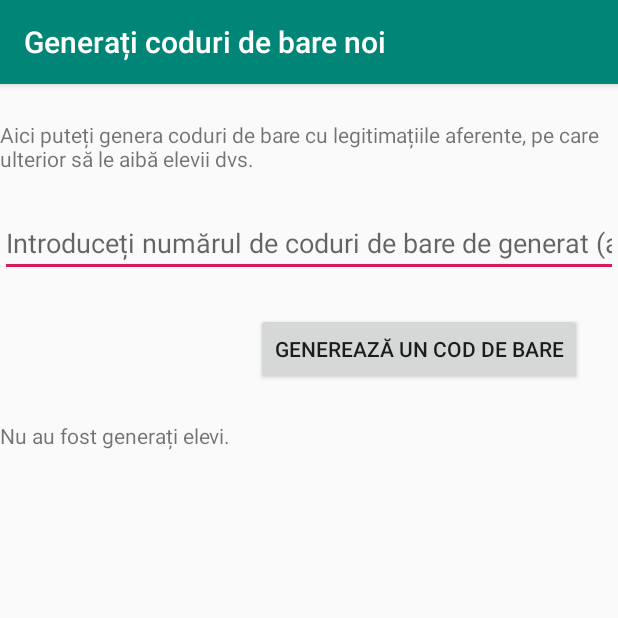
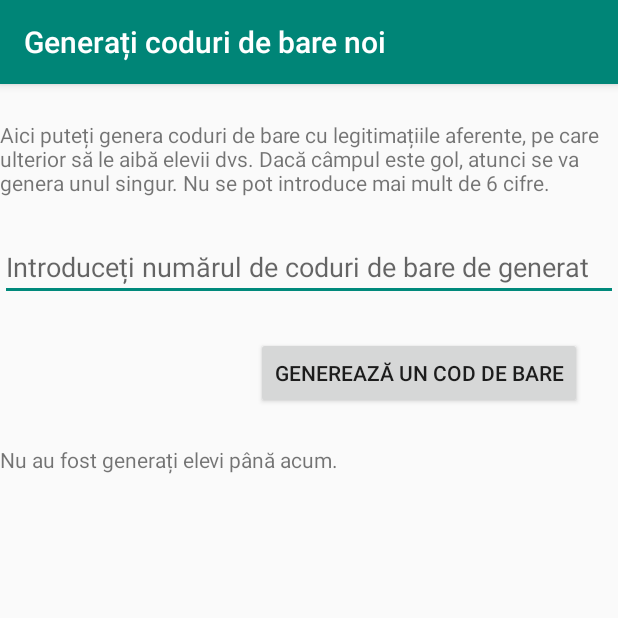
Before and after one commit to ALEX11BR/Swims, an Android app: the screen it shows after launch (StudentsGen before the commit, StudentsGenActivity after it), after a tap on "GENEREAZĂ", on a phone screen of 412 x 824 dp, the top half of it. Run offline under Robolectric (Android 15) with nearby library versions, the phone set to English and light mode, and no system bars.

Commit message:
Other minor improvements and changes

```diff
--- a/app/src/main/AndroidManifest.xml
+++ b/app/src/main/AndroidManifest.xml
@@ -17,7 +17,7 @@
             android:roundIcon="@mipmap/ic_launcher_round"
             android:supportsRtl="true"
             android:theme="@style/AppTheme">
-        <activity android:name=".StudentsGen">
+        <activity android:name=".StudentsGenActivity">
         </activity>
         <activity android:name=".StudentActivity"/>
         <activity
--- a/app/src/main/java/ro/alexpopa/swims/InfoStrings.java
+++ b/app/src/main/java/ro/alexpopa/swims/InfoStrings.java
@@ -20,9 +20,9 @@ public class InfoStrings {
         String reg;
         switch (GeneratedStudents) {
             case 0:
-                return "Nu au fost generați elevi.";
+                return "Nu au fost generați elevi până acum.";
             case 1:
-                reg = (ActualStudents == 0) ? "nu" : "";
+                reg = (ActualStudents == 0) ? "nu " : "";
                 return "A fost generat un singur elev, care " + reg + "este înregistrat.";
             default:
                 switch (ActualStudents) {
@@ -77,4 +77,5 @@ public class InfoStrings {
         SimpleDateFormat df = new SimpleDateFormat("dMMMMyyyy_H:mm:ss", Locale.getDefault());
         return  df.format(date);
     }
+    public static String appVersion = "PRE-3";
 }
--- a/app/src/main/java/ro/alexpopa/swims/MainActivity.java
+++ b/app/src/main/java/ro/alexpopa/swims/MainActivity.java
@@ -3,12 +3,10 @@ package ro.alexpopa.swims;
 import android.Manifest;
 import android.content.Intent;
 import android.content.pm.PackageManager;
-import android.content.res.Configuration;
 import android.database.sqlite.SQLiteDatabase;
 import android.os.Bundle;
 import android.view.View;
 
-import androidx.annotation.NonNull;
 import androidx.appcompat.app.AppCompatActivity;
 import androidx.core.app.ActivityCompat;
 import androidx.core.content.ContextCompat;
@@ -27,7 +25,7 @@ public class MainActivity extends AppCompatActivity {
         if (ContextCompat.checkSelfPermission(this, Manifest.permission.CAMERA) != PackageManager.PERMISSION_GRANTED || ContextCompat.checkSelfPermission(this, Manifest.permission.WRITE_EXTERNAL_STORAGE) != PackageManager.PERMISSION_GRANTED || ContextCompat.checkSelfPermission(this, Manifest.permission.READ_EXTERNAL_STORAGE) != PackageManager.PERMISSION_GRANTED) {
             ActivityCompat.requestPermissions(this, new String[]{Manifest.permission.CAMERA, Manifest.permission.WRITE_EXTERNAL_STORAGE, Manifest.permission.READ_EXTERNAL_STORAGE}, cameraCode);
         }
-        Objects.requireNonNull(getSupportActionBar()).setTitle("Swims PRE-2"); //Setăm ca titlu in partea de sus a aplicatiei numele aplicatiei ("Swims"), la care adaugam versiunea; cu necesitate de nonNull ca altfel imi apar warninguri
+        Objects.requireNonNull(getSupportActionBar()).setTitle("Swims " + InfoStrings.appVersion); //Setăm ca titlu in partea de sus a aplicatiei numele aplicatiei ("Swims"), la care adaugam versiunea; cu necesitate de nonNull ca altfel imi apar warninguri
         setContentView(R.layout.activity_main);
         //initializam baza de date cu tabelele necesare de la bun inceput
         db = SQLiteDatabase.openOrCreateDatabase(this.getDatabasePath("evidenta"), null);
@@ -40,7 +38,7 @@ public class MainActivity extends AppCompatActivity {
         startActivity(dbIntent);
     }
     public void toGenerateStudentsActivity (View view) {
-        Intent generateIntent = new Intent(this, StudentsGen.class);
+        Intent generateIntent = new Intent(this, StudentsGenActivity.class);
         startActivity(generateIntent);
     }
     //daca e apasat butonul de scanare, se executa aceasta functie, ce trimite utilizatorul la activitatea de scanare
--- a/app/src/main/java/ro/alexpopa/swims/StudentActivity.java
+++ b/app/src/main/java/ro/alexpopa/swims/StudentActivity.java
@@ -54,7 +54,6 @@ public class StudentActivity extends AppCompatActivity {
 
             }
         });
-        Objects.requireNonNull(getSupportActionBar()).setTitle("Elev");
         if (getIntent().getExtras() == null) { //dacă n-avem extra-uri, ne cărăm de aici, căci nu putem face nimic, altfel ne putem alege cu erori
             finish();
         }
@@ -80,6 +79,7 @@ public class StudentActivity extends AppCompatActivity {
             return; //altfel codul de mai jos va fi executat si va genera erori urate
         }
         name = cursor.getString(0);
+        Objects.requireNonNull(getSupportActionBar()).setTitle("Elevul " + name);
         nameView.setText(name); //numele elevului
         idView.setText(barcode);
         credit = cursor.getInt(3);
--- a/app/src/main/java/ro/alexpopa/swims/StudentListActivity.java
+++ b/app/src/main/java/ro/alexpopa/swims/StudentListActivity.java
@@ -38,7 +38,7 @@ public class StudentListActivity extends AppCompatActivity {
     ArrayList<Student> students;
     SQLiteDatabase db;
 
-    //aceast adapter a fost pus in cadrul clasei activitate caci la apasarea unui card trebuie sa trimitem utilizatorul la activitatea specifica elevului din card, lucru care la "startActivity" nu mergea altfel decat pus aici in clasa activitatii
+    //acest adapter a fost pus in cadrul clasei activitate caci la apasarea unui card trebuie sa trimitem utilizatorul la activitatea specifica elevului din card, lucru care la "startActivity" nu mergea altfel decat pus aici in clasa activitatii
     public class RecyclerViewAdapter extends RecyclerView.Adapter<RecyclerViewAdapter.RecyclerViewHolder> {
         private ArrayList<Student> students, allStudents;
         public class RecyclerViewHolder extends RecyclerView.ViewHolder {
@@ -103,6 +103,7 @@ public class StudentListActivity extends AppCompatActivity {
         MenuItem searchItem = menu.findItem(R.id.studentSearch);
         SearchView searchView = (SearchView) searchItem.getActionView();
         searchView.setQueryHint("Căutați după nume sau cod de bare"); //din varii motive nu merge setat in xml
+        searchView.setMaxWidth(Integer.MAX_VALUE);
         searchView.setOnQueryTextListener(new SearchView.OnQueryTextListener() {
             @Override
             public boolean onQueryTextSubmit(String query) {
--- a/app/src/main/java/ro/alexpopa/swims/StudentsGen.java
+++ b/app/src/main/java/ro/alexpopa/swims/StudentsGenActivity.java
@@ -32,7 +32,7 @@ import java.util.Map;
 import java.util.Objects;
 import java.util.Random;
 
-public class StudentsGen extends AppCompatActivity {
+public class StudentsGenActivity extends AppCompatActivity {
 
     /**************************************************************
      * dupa com.google.zxing.client.android.encode.QRCodeEncoder
--- a/app/src/main/res/layout/activity_student.xml
+++ b/app/src/main/res/layout/activity_student.xml
@@ -59,7 +59,7 @@
                     android:id="@+id/addCreditField" app:layout_constraintTop_toBottomOf="@+id/studentsInfo"
                     app:layout_constraintStart_toStartOf="parent" app:layout_constraintEnd_toEndOf="parent"
                     android:layout_marginTop="16dp"
-                    android:hint="Introdu numărul de ședințe de adăugat (altfel adaug 1)" android:textSize="14sp"/>
+                    android:hint="Introdu numărul de ședințe de adăugat" android:maxLength="6"/>
             <Button
                     android:id="@+id/creditAddBtn"
                     android:layout_width="wrap_content"
--- a/app/src/main/res/layout/activity_students_gen.xml
+++ b/app/src/main/res/layout/activity_students_gen.xml
@@ -5,7 +5,7 @@
         xmlns:app="http://schemas.android.com/apk/res-auto"
         android:layout_width="match_parent"
         android:layout_height="match_parent"
-        tools:context=".StudentsGen">
+        tools:context=".StudentsGenActivity">
 
     <ScrollView
         android:id="@+id/scrollView2"
@@ -21,7 +21,7 @@
                 android:layout_width="wrap_content"
                 android:layout_height="wrap_content"
                 android:layout_marginTop="24dp"
-                android:text="Aici puteți genera coduri de bare cu legitimațiile aferente, pe care ulterior să le aibă elevii dvs."
+                android:text="Aici puteți genera coduri de bare cu legitimațiile aferente, pe care ulterior să le aibă elevii dvs. Dacă câmpul este gol, atunci se va genera unul singur. Nu se pot introduce mai mult de 6 cifre."
                 app:layout_constraintEnd_toEndOf="parent"
                 app:layout_constraintStart_toStartOf="parent"
                 app:layout_constraintTop_toTopOf="parent" />
@@ -32,11 +32,11 @@
                     android:layout_height="wrap_content"
                     android:layout_marginTop="24dp"
                     android:ems="10"
-                android:hint="Introduceți numărul de coduri de bare de generat (altfel generez 1)"
+                    android:hint="Introduceți numărul de coduri de bare de generat"
                     android:inputType="number"
                     app:layout_constraintEnd_toEndOf="parent"
                     app:layout_constraintStart_toStartOf="parent"
-                app:layout_constraintTop_toBottomOf="@+id/studentsInfo" />
+                    app:layout_constraintTop_toBottomOf="@+id/studentsInfo" android:maxLength="6"/>
 
             <Button
                 android:id="@+id/genStudentsBtn"
--- a/app/src/main/res/menu/student_list_menu.xml
+++ b/app/src/main/res/menu/student_list_menu.xml
@@ -5,6 +5,5 @@
             android:id="@+id/studentSearch"
             android:icon="@android:drawable/ic_menu_search"
             android:title="Căutare" app:actionViewClass="android.widget.SearchView"
-            app:showAsAction="always"
-    />
+            app:showAsAction="always|never"/>
 </menu>
--- a/app/src/main/res/values/styles.xml
+++ b/app/src/main/res/values/styles.xml
@@ -2,15 +2,15 @@
 
     <!-- Base application theme. -->
     <style name="AppTheme" parent="Theme.AppCompat.Light.DarkActionBar">
-        <!-- Customize your theme here. -->
         <item name="colorPrimary">@color/colorPrimary</item>
         <item name="colorPrimaryDark">@color/colorPrimaryDark</item>
-        <item name="colorAccent">@color/colorAccent</item>
+        <item name="colorAccent">#00897B</item>
     </style>
 
     <style name="AppTheme.NoActionBar">
         <item name="windowActionBar">false</item>
         <item name="windowNoTitle">true</item>
+        <item name="colorAccent">#3f51b5</item>
     </style>
 
     <style name="AppTheme.AppBarOverlay" parent="ThemeOverlay.AppCompat.Dark.ActionBar" />
```
Also changed, not shown: app/src/main/java/ro/alexpopa/swims/NewStudentActivity.java (+1 -34 lines), app/src/main/res/layout/activity_new_student.xml (+4 -3 lines). Lines whose indentation alone changed are shown as unchanged.
